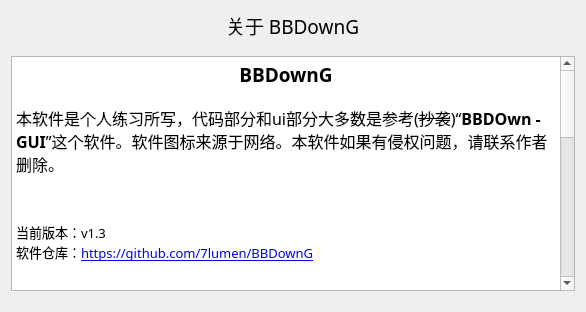
Qt form UI/about.ui (7lumen/BBDownG) before a commit.
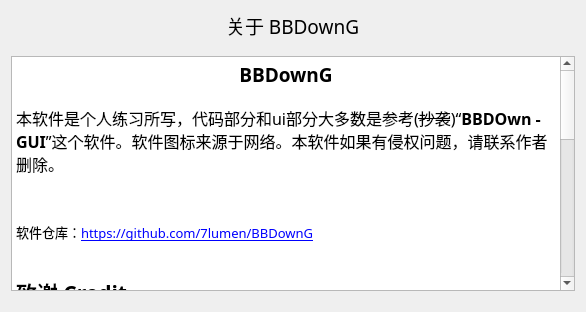
The same form after that commit.

```diff
--- a/UI/about.ui
+++ b/UI/about.ui
@@ -122,7 +122,6 @@
 &lt;p style=&quot; margin-top:0px; margin-bottom:0px; margin-left:0px; margin-right:0px; -qt-block-indent:0; text-indent:0px;&quot;&gt;&lt;span style=&quot; font-family:'SimSun'; font-size:12pt;&quot;&gt;本软件是个人练习所写，代码部分和ui部分大多数是参考(&lt;/span&gt;&lt;a name=&quot;_GoBack&quot;&gt;&lt;/a&gt;&lt;span style=&quot; font-size:12pt; text-decoration: line-through;&quot;&gt;抄&lt;/span&gt;&lt;span style=&quot; font-size:12pt; text-decoration: line-through;&quot;&gt;袭&lt;/span&gt;&lt;span style=&quot; font-family:'SimSun'; font-size:12pt;&quot;&gt;)“&lt;/span&gt;&lt;span style=&quot; font-family:'SimSun'; font-size:12pt; font-weight:600;&quot;&gt;BBDOwn - GUI&lt;/span&gt;&lt;span style=&quot; font-family:'SimSun'; font-size:12pt;&quot;&gt;”这个软件。软件图标来源于网络。本软件如果有侵权问题，请联系作者删除。&lt;/span&gt;&lt;/p&gt;
 &lt;p style=&quot;-qt-paragraph-type:empty; margin-top:0px; margin-bottom:0px; margin-left:0px; margin-right:0px; -qt-block-indent:0; text-indent:0px; font-family:'SimSun'; font-size:12pt;&quot;&gt;&lt;br /&gt;&lt;/p&gt;
 &lt;p style=&quot;-qt-paragraph-type:empty; margin-top:0px; margin-bottom:0px; margin-left:0px; margin-right:0px; -qt-block-indent:0; text-indent:0px; font-family:'SimSun'; font-size:12pt;&quot;&gt;&lt;br /&gt;&lt;/p&gt;
-&lt;p style=&quot; margin-top:0px; margin-bottom:0px; margin-left:0px; margin-right:0px; -qt-block-indent:0; text-indent:0px;&quot;&gt;&lt;span style=&quot; font-family:'SimSun';&quot;&gt;当前版本：v1.3&lt;/span&gt;&lt;/p&gt;
 &lt;p style=&quot; margin-top:0px; margin-bottom:0px; margin-left:0px; margin-right:0px; -qt-block-indent:0; text-indent:0px;&quot;&gt;软件仓库：&lt;a href=&quot;https://github.com/7lumen/BBDownG&quot;&gt;&lt;span style=&quot; text-decoration: underline; color:#0000ff;&quot;&gt;https://github.com/7lumen/BBDownG&lt;/span&gt;&lt;/a&gt;&lt;/p&gt;
 &lt;p style=&quot;-qt-paragraph-type:empty; margin-top:0px; margin-bottom:0px; margin-left:0px; margin-right:0px; -qt-block-indent:0; text-indent:0px; font-family:'SimSun'; font-size:9pt;&quot;&gt;&lt;br /&gt;&lt;/p&gt;
 &lt;p style=&quot;-qt-paragraph-type:empty; margin-top:0px; margin-bottom:0px; margin-left:0px; margin-right:0px; -qt-block-indent:0; text-indent:0px; font-family:'SimSun'; font-size:9pt;&quot;&gt;&lt;br /&gt;&lt;/p&gt;
```
